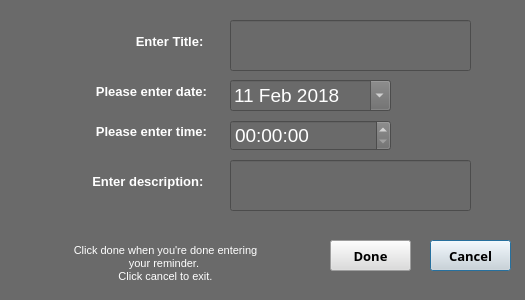
This is Project 3/createwindow.ui in ecdev456/Nonogram-SE as Qt 5 draws it before an edit. The edited form follows.
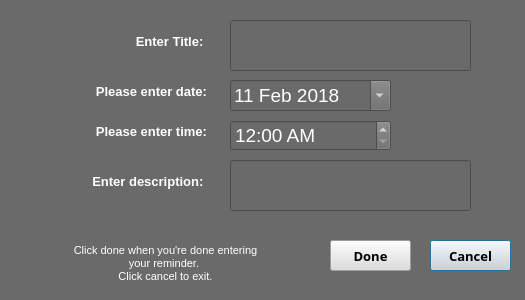
This is the edited form.

```diff
--- a/Project 3/createwindow.ui
+++ b/Project 3/createwindow.ui
@@ -201,10 +201,10 @@
    </property>
    <property name="maximumDateTime">
     <datetime>
-     <hour>0</hour>
-     <minute>0</minute>
-     <second>0</second>
-     <year>2050</year>
+     <hour>23</hour>
+     <minute>59</minute>
+     <second>59</second>
+     <year>2018</year>
      <month>2</month>
      <day>11</day>
     </datetime>
@@ -219,6 +219,12 @@
      <day>11</day>
     </datetime>
    </property>
+   <property name="currentSection">
+    <enum>QDateTimeEdit::HourSection</enum>
+   </property>
+   <property name="displayFormat">
+    <string>hh:mm AP</string>
+   </property>
    <property name="calendarPopup">
     <bool>false</bool>
    </property>
```
Left out of the diff: 18 changed lines with no effect on the pictures.
